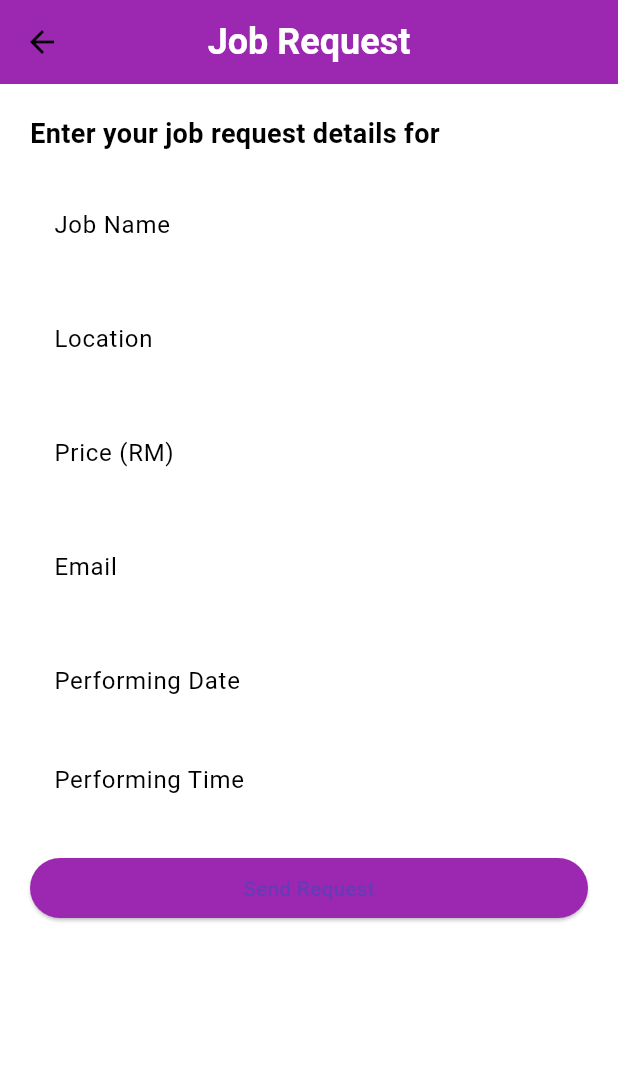
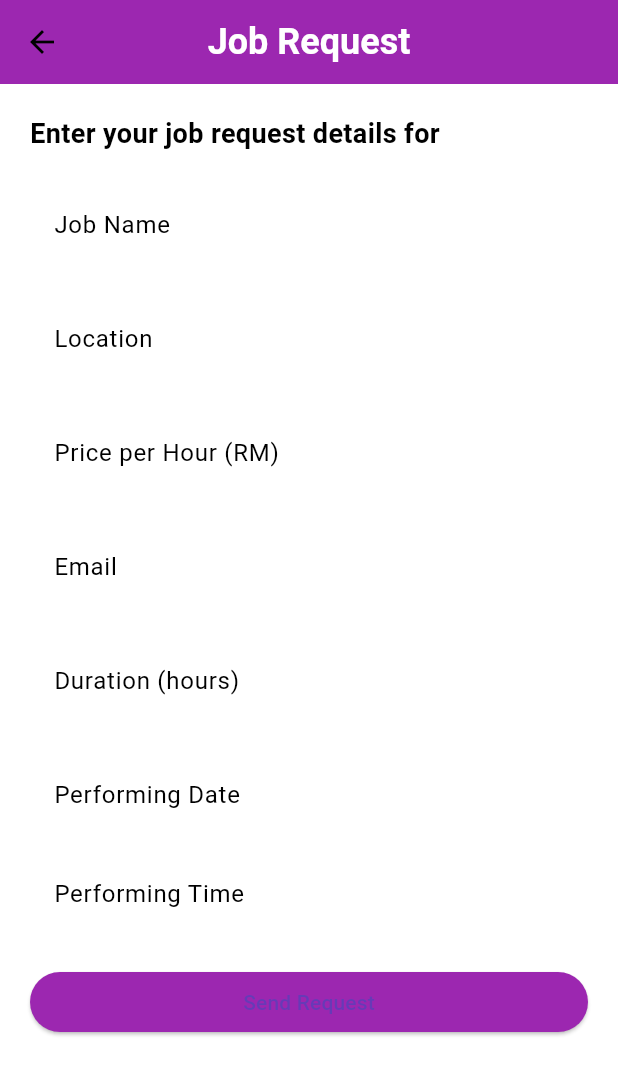
Before and after one commit to afifShyam/seniormatchpro_v1, a Flutter app: the HirePage screen opened directly with empty values, on a phone screen of 412 x 824 dp. Shown: the top 1075 px of the screen. Run offline on Flutter 3.47's test engine with Material 3 defaults, Android fonts, the phone set to English and light mode, and no system bars; our stand-ins replace equatable, firebase_auth, firebase_core, firebase_database, firebase_storage, flutter_bloc and 2 more; accounts and stored records are empty; network calls fail.

Commit message:
fix:2 feb

```diff
--- a/lib/view/cg_hire.dart
+++ b/lib/view/cg_hire.dart
@@ -1,16 +1,15 @@
 import 'package:firebase_database/firebase_database.dart';
 import 'package:flutter/material.dart';
 import 'package:flutter/services.dart';
-
 import 'package:intl/intl.dart';
-import 'package:seniormatchpro_v1/view/jobRequest.dart';
 
 class HirePage extends StatefulWidget {
-  const HirePage(
-      {super.key,
-      required this.id,
-      required this.name,
-      required this.jobIdUser});
+  const HirePage({
+    Key? key,
+    required this.id,
+    required this.name,
+    required this.jobIdUser,
+  }) : super(key: key);
 
   final String id;
   final String name;
@@ -26,6 +25,7 @@ class _HirePageState extends State<HirePage> {
   final TextEditingController _locationController = TextEditingController();
   final TextEditingController _emailController = TextEditingController();
   final TextEditingController _priceController = TextEditingController();
+  final TextEditingController _durationController = TextEditingController();
   final DatabaseReference _databaseReference =
       FirebaseDatabase.instance.ref().child('job_requests');
   DateTime? _selectedPerformDate;
@@ -41,11 +41,11 @@ class _HirePageState extends State<HirePage> {
           style: TextStyle(
             fontSize: 24,
             fontWeight: FontWeight.bold,
-            color: Colors.white, // Text color
+            color: Colors.white,
           ),
         ),
         centerTitle: true,
-        backgroundColor: Colors.purple, // App bar color
+        backgroundColor: Colors.purple,
         elevation: 0,
       ),
       body: Padding(
@@ -60,7 +60,7 @@ class _HirePageState extends State<HirePage> {
                 style: const TextStyle(
                   fontSize: 18,
                   fontWeight: FontWeight.bold,
-                  color: Colors.black, // Text color
+                  color: Colors.black,
                 ),
               ),
               const SizedBox(height: 20),
@@ -71,6 +71,8 @@ class _HirePageState extends State<HirePage> {
               _buildPriceFormField(_priceController),
               const SizedBox(height: 20),
               _buildFormField(_emailController, 'Email'),
+              const SizedBox(height: 20),
+              _buildDurationFormField(),
               const SizedBox(height: 20),
               _buildPerformDateFormField(),
               const SizedBox(height: 20),
@@ -83,12 +85,13 @@ class _HirePageState extends State<HirePage> {
                       _locationController.text,
                       _emailController.text,
                       _priceController.text,
+                      _durationController.text,
                       _selectedPerformDate ?? DateTime.now(),
                     );
                   }
                 },
                 style: ElevatedButton.styleFrom(
-                  backgroundColor: Colors.purple, // Button color
+                  backgroundColor: Colors.purple,
                 ),
                 child: const Text('Send Request'),
               ),
@@ -99,48 +102,6 @@ class _HirePageState extends State<HirePage> {
           ),
         ),
       ),
-    );
-  }
-
-  void _sendJobRequest(String id, String jobName, String location, String email,
-      String price, DateTime performDate) {
-    String requestId = _databaseReference.push().key ?? '';
-
-    // Generate a unique jobId starting from 101
-    // int jobIdCounter = 101;
-    // String jobId = 'job_$jobIdCounter';
-
-    // Increment the counter for the next job
-    // jobIdCounter++;
-    _databaseReference.child(requestId).set({
-      'id': id,
-      'jobId': widget.jobIdUser,
-      'jobName': jobName,
-      'priceOffer': price,
-      'location': location,
-      'email': email,
-      'status': 'pending',
-      'performingDate': performDate.toLocal().millisecondsSinceEpoch,
-      'createdAt': DateTime.now().millisecondsSinceEpoch,
-    });
-
-    showDialog(
-      context: context,
-      builder: (BuildContext context) {
-        return AlertDialog(
-          title: const Text('Request Sent'),
-          content: const Text('Your job request has been sent successfully.'),
-          actions: [
-            TextButton(
-              onPressed: () {
-                Navigator.of(context).pop();
-                Navigator.of(context).pop();
-              },
-              child: const Text('OK'),
-            ),
-          ],
-        );
-      },
     );
   }
 
@@ -171,19 +132,48 @@ class _HirePageState extends State<HirePage> {
       ],
       validator: (value) {
         if (value == null || value.isEmpty) {
-          return 'Please enter the price';
+          return 'Please enter the price per hour';
         }
 
         double price = double.tryParse(value) ?? 0;
 
         if (price < 30) {
-          return 'Minimum price is RM30';
+          return 'Minimum price per hour is RM30';
         }
 
         return null;
       },
       decoration: InputDecoration(
-        labelText: 'Price (RM)',
+        labelText: 'Price per Hour (RM)',
+        border: OutlineInputBorder(
+          borderRadius: BorderRadius.circular(10),
+        ),
+      ),
+    );
+  }
+
+  Widget _buildDurationFormField() {
+    return TextFormField(
+      controller: _durationController,
+      keyboardType: TextInputType.number,
+      inputFormatters: [
+        FilteringTextInputFormatter.allow(RegExp(r'^\d+\.?\d{0,2}$')),
+      ],
+      validator: (value) {
+        if (value == null || value.isEmpty) {
+          return 'Please enter the duration in hours';
+        }
+
+        double duration = double.tryParse(value) ?? 0;
+
+        if (duration <= 0) {
+          return 'Duration must be greater than 0';
+        }
+
+        return null;
+      },
+      decoration: InputDecoration(
+        labelText: 'Duration (hours)',
         border: OutlineInputBorder(
           borderRadius: BorderRadius.circular(10),
         ),
@@ -201,8 +191,7 @@ class _HirePageState extends State<HirePage> {
               context: context,
               initialDate: DateTime.now(),
               firstDate: DateTime.now(),
-              lastDate:
-                  DateTime.now().add(Duration(days: 365)), // One year from now
+              lastDate: DateTime.now().add(Duration(days: 365)),
             );
 
             if (pickedDate != null && pickedDate != _selectedPerformDate) {
@@ -278,4 +267,46 @@ class _HirePageState extends State<HirePage> {
       ],
     );
   }
+
+  void _sendJobRequest(String id, String jobName, String location, String email,
+      String price, String duration, DateTime performDate) {
+    String requestId = _databaseReference.push().key ?? '';
+
+    double durationValue = double.tryParse(duration) ?? 0;
+    double priceValue = double.tryParse(price) ?? 0;
+    double total = durationValue * priceValue;
+
+    _databaseReference.child(requestId).set({
+      'id': id,
+      'jobId': widget.jobIdUser,
+      'jobName': jobName,
+      'pricePerHour': price,
+      'duration': duration,
+      'totalPrice': total.toString(),
+      'location': location,
+      'email': email,
+      'status': 'pending',
+      'performingDate': performDate.toLocal().millisecondsSinceEpoch,
+      'createdAt': DateTime.now().millisecondsSinceEpoch,
+    });
+
+    showDialog(
+      context: context,
+      builder: (BuildContext context) {
+        return AlertDialog(
+          title: const Text('Request Sent'),
+          content: const Text('Your job request has been sent successfully.'),
+          actions: [
+            TextButton(
+              onPressed: () {
+                Navigator.of(context).pop();
+                Navigator.of(context).pop();
+              },
+              child: const Text('OK'),
+            ),
+          ],
+        );
+      },
+    );
+  }
 }
```
Also changed, not shown: lib/view/acceptRequestJob.dart (+31 -2 lines), lib/view/anything.dart (+12 -6 lines), lib/view/cg_dashboard.dart (+20 -6 lines), lib/view/jobRequest.dart (+16 -13 lines).
